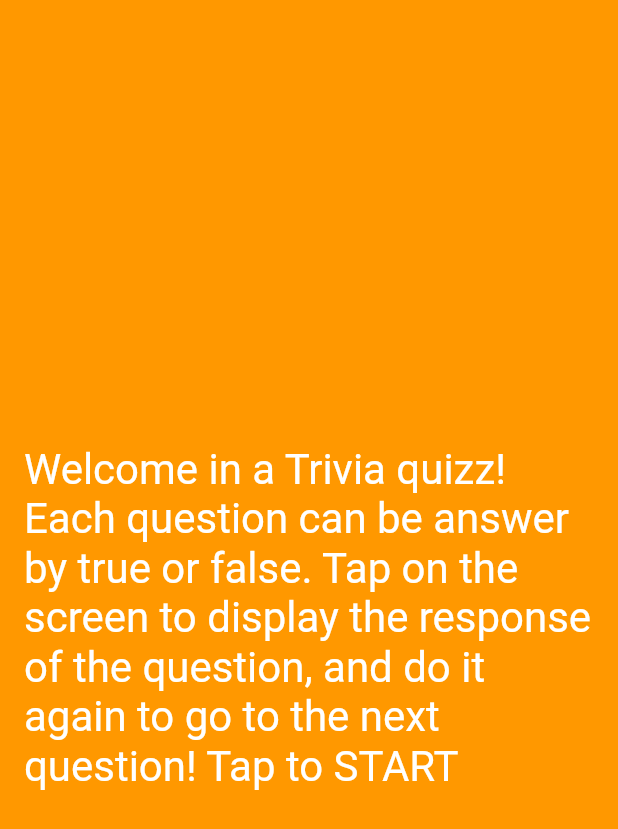
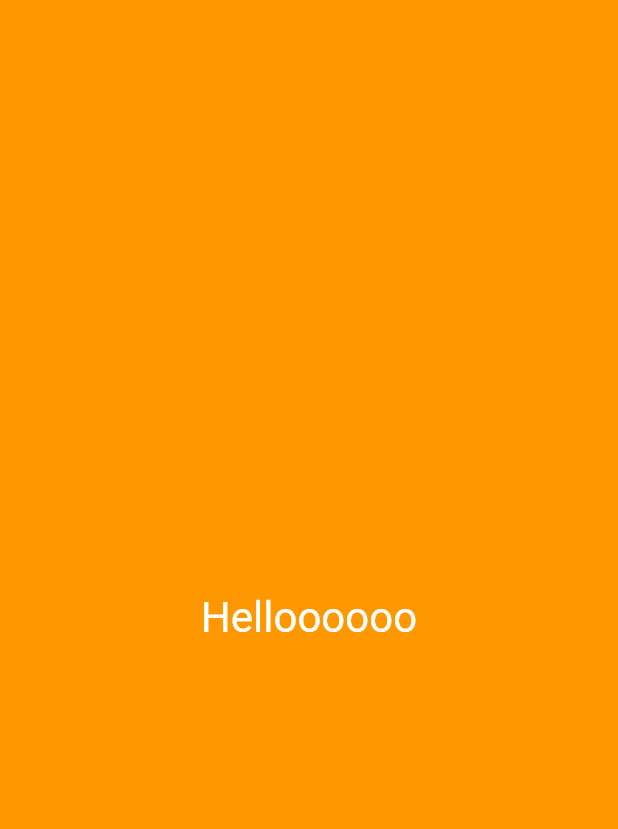
Before and after one commit to aroussie-zz/Icebreaker, a Flutter app: the screen it shows after launch, on a phone screen of 412 x 824 dp. Shown: the top 829 px of the screen. Run offline on Flutter 3.47's test engine with Material 2 defaults, Android fonts, the phone set to English and light mode, and no system bars; our stand-ins replace html_unescape.

Commit message:
Load icebreaker questions from local json

```diff
--- a/lib/main.dart
+++ b/lib/main.dart
@@ -4,6 +4,7 @@ import 'dart:convert';
 import 'package:flutter/material.dart';
 import 'package:http/http.dart' as http;
 import 'package:html_unescape/html_unescape.dart';
+import 'package:flutter/services.dart' show rootBundle;
 
 void main() => runApp(MyApp());
 
@@ -16,31 +17,13 @@ class MyApp extends StatelessWidget {
   }
 }
 
-class Question {
-  String question, answer;
-
-  Question({this.question, this.answer});
-
-  factory Question.fromJson(Map<String, dynamic> json) {
-    return Question(question: json['question'], answer: json['correct_answer']);
-  }
-}
-
 class MyHomePage extends StatefulWidget {
   @override
   _MyHomePageState createState() => _MyHomePageState();
 }
 
 class _MyHomePageState extends State<MyHomePage> with TickerProviderStateMixin {
-  static const String TRIVIA_API_URL = 'https://opentdb.com/api.php?amount=30&category=18&type=boolean';
-  List<Question> _questions = [
-    Question(
-        question:
-            "Welcome in a Trivia quizz! Each question can be answer by true or false. "
-            "Tap on the screen to display the response of the question, "
-            "and do it again to go to the next question! Tap to START",
-        answer: "")
-  ];
+  List<String> _icebreakers = ["Helloooooo"];
 
   AnimationController _animationController;
   AnimationController _questionAnimationController;
@@ -73,12 +56,13 @@ class _MyHomePageState extends State<MyHomePage> with TickerProviderStateMixin {
     _colorAnimation = _colorTween.animate(_curvedAnimation);
     _questionAnimation =
         Tween<double>(begin: 1, end: 0).animate(_questionAnimationController);
-    myQuestion = _questions[0].question;
 
-    getQuestions()
-        .then((fetchedQuestions) {
-        debugPrint("QUestions fetched !! Size: ${fetchedQuestions.length}");
-          _questions.addAll(fetchedQuestions);});
+    rootBundle.loadString("assets/questions.json").then((data) {
+      _icebreakers.addAll((json.decode(data) as List).map(((element) => element.toString())).toList());
+    });
+
+    myQuestion = _icebreakers[0];
+
   }
 
   @override
@@ -115,7 +99,7 @@ class _MyHomePageState extends State<MyHomePage> with TickerProviderStateMixin {
     _animationController.forward();
     _questionAnimationController.forward().whenComplete(() {
       _currentQuestionIndex++;
-      myQuestion = HtmlUnescape().convert(_questions[_currentQuestionIndex].question);
+      myQuestion = _icebreakers[_currentQuestionIndex];
       _questionAnimationController.reverse();
     });
   }
@@ -129,10 +113,4 @@ class _MyHomePageState extends State<MyHomePage> with TickerProviderStateMixin {
     } else
       return generateRandomColor();
   }
-
-  Future<List<Question>> getQuestions() async {
-    final response = await http.get(TRIVIA_API_URL);
-    Iterable list = json.decode(response.body)['results'];
-    return list.map((model) => Question.fromJson(model)).toList();
-  }
 }
--- a/pubspec.yaml
+++ b/pubspec.yaml
@@ -38,6 +38,9 @@ dev_dependencies:
 # The following section is specific to Flutter.
 flutter:
 
+  assets:
+    - assets/questions.json
+
   # The following line ensures that the Material Icons font is
   # included with your application, so that you can use the icons in
   # the material Icons class.
```
Also changed, not shown: assets/questions.json (added, +22 -0 lines), 1 other file.
